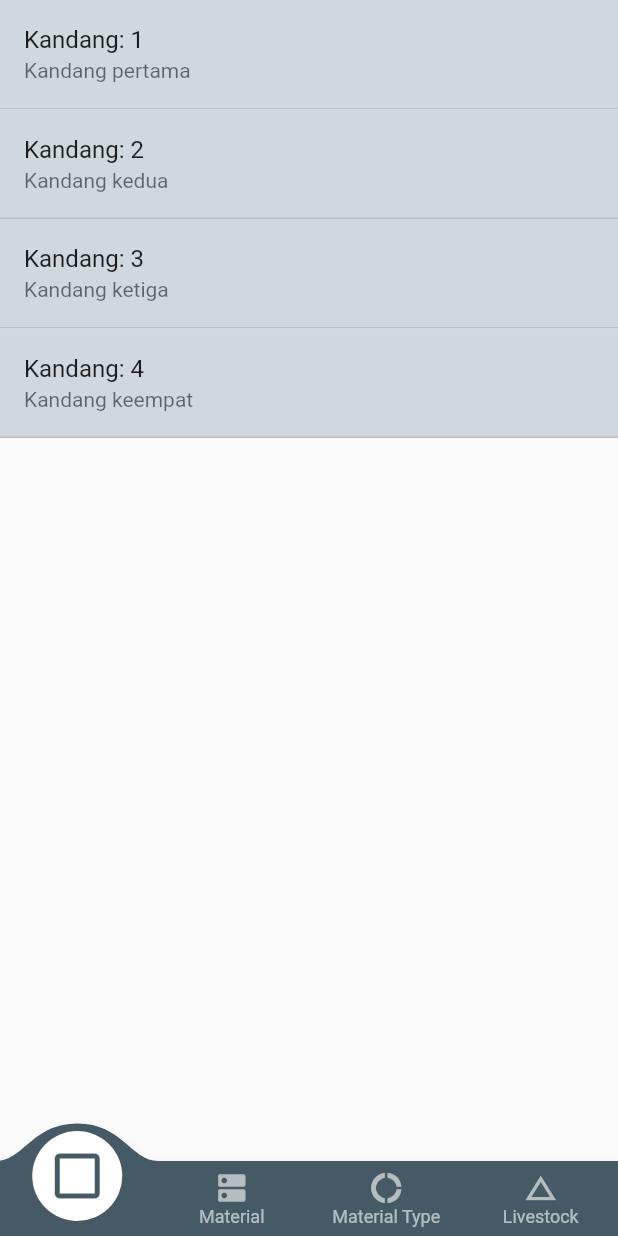
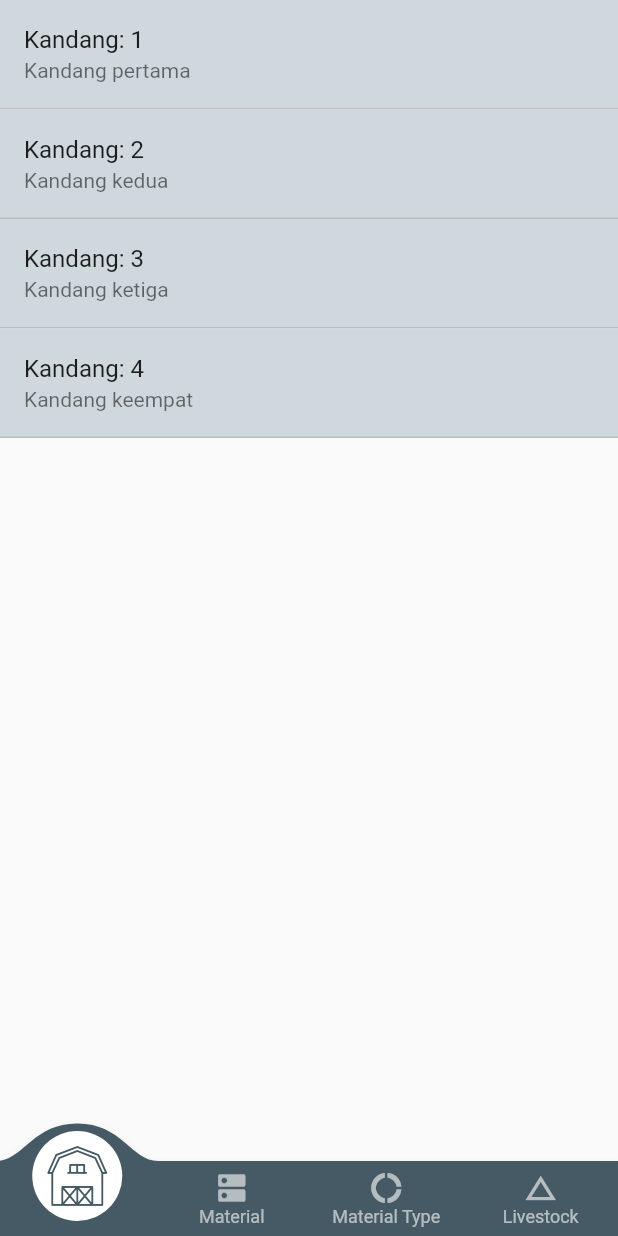
Before and after one commit to Bram-Putra/farm_app, a Flutter app: the MasterList screen opened directly, on a phone screen of 412 x 824 dp. Run offline on Flutter 3.47's test engine with Material 2 defaults, Android fonts, the light colour scheme and no system bars; drawn by our look-alikes of convex_bottom_bar, flutter_slidable; our stand-ins replace rflutter_alert; accounts and stored records are empty.

Commit message:
New icons added
Added two icons for Dashboard and Cage into the library
Have updated the icon for Cage
Icon for Dashboard is yet to be updated

```diff
--- a/lib/controller/main_controller.dart
+++ b/lib/controller/main_controller.dart
@@ -6,6 +6,8 @@ import 'package:farmapp/widget/dashboard_widget.dart';
 import 'package:farmapp/widget/laporan_widget.dart';
 import 'package:farmapp/widget/transaksi_widget.dart';
 import 'package:farmapp/widget/welcome_widget.dart';
+import 'package:farmapp/icon/custom_icon_barn.dart';
+import 'package:farmapp/icon/custom_icon_dashboard.dart';
 
 class MainController {
   String _title = 'Farm House';
--- /dev/null
+++ b/lib/icon/custom_icon_barn.dart
@@ -0,0 +1,10 @@
+import 'package:flutter/widgets.dart';
+
+class CustomIconBarn {
+  CustomIconBarn._();
+
+  static const _kFontFam = 'CustomIconBarn';
+  static const _kFontPkg = null;
+
+  static const IconData barn = IconData(0xe800, fontFamily: _kFontFam, fontPackage: _kFontPkg);
+}
--- a/lib/widget/master_list_widget.dart
+++ b/lib/widget/master_list_widget.dart
@@ -1,3 +1,4 @@
+import 'package:farmapp/icon/custom_icon_barn.dart';
 import 'package:flutter/material.dart';
 import 'package:convex_bottom_bar/convex_bottom_bar.dart';
 import 'package:farmapp/controller/master_list_controller.dart';
@@ -23,7 +24,7 @@ class _MasterListState extends State<MasterList> {
       bottomNavigationBar: ConvexAppBar(
         backgroundColor: const Color(0xFF455A64),
         items: [
-          TabItem(icon: Icons.check_box_outline_blank, title: 'Kandang'),
+          TabItem(icon: CustomIconBarn.barn, title: 'Kandang'),
           TabItem(icon: Icons.dns, title: 'Material'),
           TabItem(icon: Icons.donut_large, title: 'Material Type'),
           TabItem(icon: Icons.change_history, title: 'Livestock'),
--- a/lib/widget/welcome_widget.dart
+++ b/lib/widget/welcome_widget.dart
@@ -19,7 +19,7 @@ class _WelcomeState extends State<Welcome> {
             CircleAvatar(
               radius: 50.0,
               backgroundColor: const Color(0xFFCFD8DC),
-              backgroundImage: AssetImage('images/playstore.png'),
+              backgroundImage: AssetImage('images/app_icon_2.png'),
             ),
             Text(
               'Fun starts at a Farm',
--- a/pubspec.yaml
+++ b/pubspec.yaml
@@ -58,6 +58,12 @@ flutter:
   - family: Lobster
     fonts:
       - asset: fonts/Lobster-Regular.ttf
+  - family: CustomIconBarn
+    fonts:
+      - asset: fonts/CustomIconBarn.ttf
+  - family: CustomIconDashboard
+    fonts:
+      - asset: fonts/CustomIconDashboard.ttf
   #   - images/a_dot_ham.jpeg
 
   # An image asset can refer to one or more resolution-specific "variants", see
```
Also changed, not shown: lib/icon/custom_icon_dashboard.dart (added, +29 -0 lines), fonts/CustomIconBarn.ttf (added), fonts/CustomIconDashboard.ttf (added), images/app_icon_2.png (renamed from images/playstore.png).
